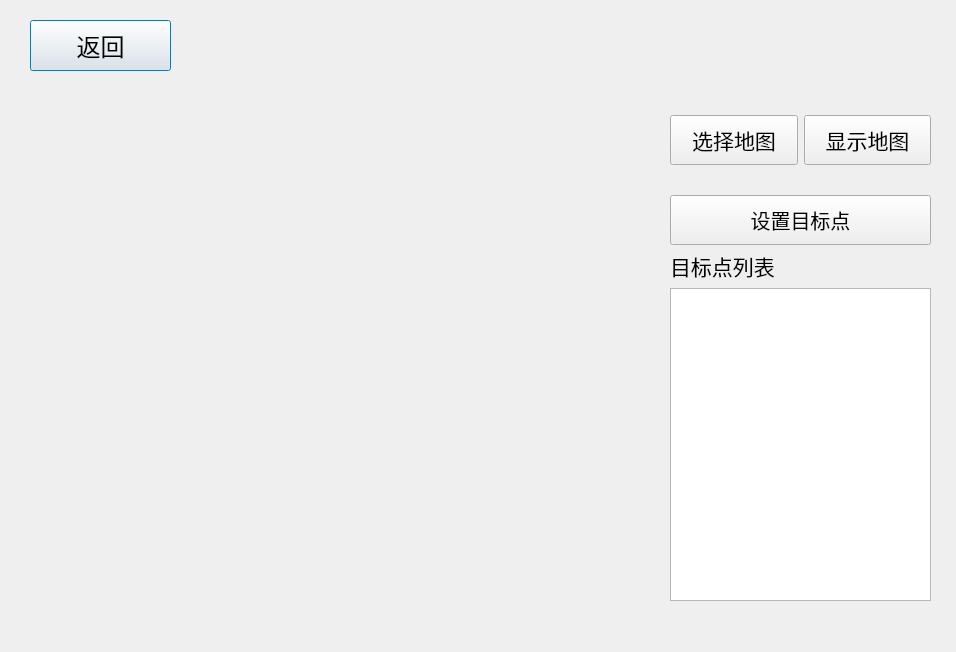
The window that robot2077/src/robot2077_ui/ui/navigation_dialog.ui (sebuaa2020/Team208) describes before a commit, drawn with Qt 5.
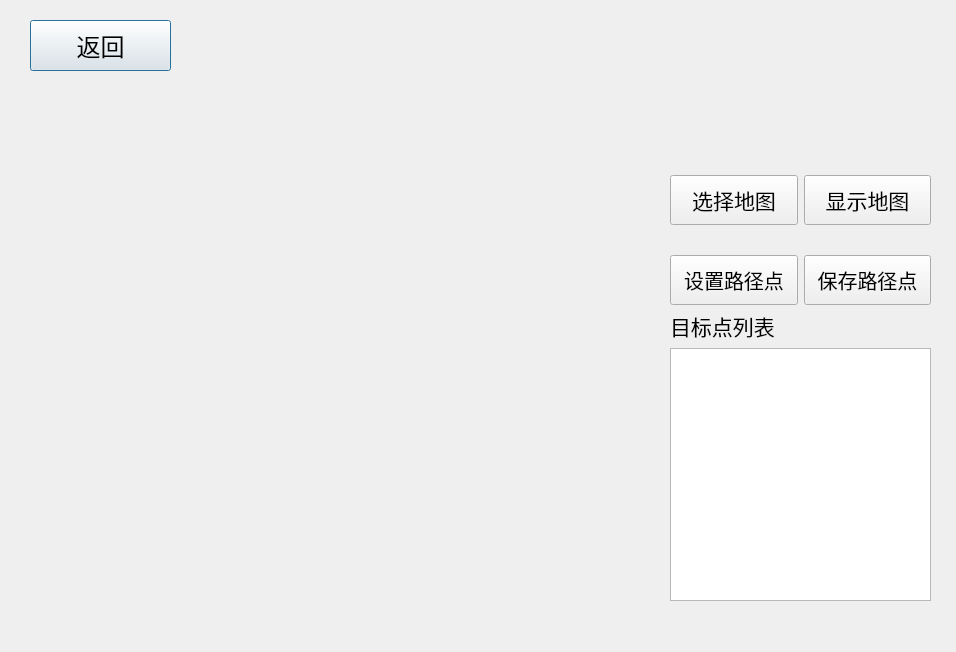
The same window after the commit.

Commit message: UI 目标检测部分完成

Patch:
```diff
--- a/robot2077/src/robot2077_ui/ui/navigation_dialog.ui
+++ b/robot2077/src/robot2077_ui/ui/navigation_dialog.ui
@@ -46,9 +46,9 @@
    <property name="geometry">
     <rect>
      <x>670</x>
-     <y>250</y>
+     <y>310</y>
      <width>261</width>
-     <height>351</height>
+     <height>291</height>
     </rect>
    </property>
    <layout class="QVBoxLayout" name="verticalLayout">
@@ -65,7 +65,7 @@
      </widget>
     </item>
     <item>
-     <widget class="QListView" name="listView"/>
+     <widget class="QListWidget" name="target_list_widget"/>
     </item>
    </layout>
   </widget>
@@ -73,7 +73,7 @@
    <property name="geometry">
     <rect>
      <x>670</x>
-     <y>190</y>
+     <y>250</y>
      <width>261</width>
      <height>61</height>
     </rect>
@@ -93,7 +93,25 @@
        </font>
       </property>
       <property name="text">
-       <string>设置目标点</string>
+       <string>设置路径点</string>
+      </property>
+     </widget>
+    </item>
+    <item>
+     <widget class="QPushButton" name="save_goal_btn">
+      <property name="minimumSize">
+       <size>
+        <width>0</width>
+        <height>50</height>
+       </size>
+      </property>
+      <property name="font">
+       <font>
+        <pointsize>15</pointsize>
+       </font>
+      </property>
+      <property name="text">
+       <string>保存路径点</string>
       </property>
      </widget>
     </item>
@@ -103,7 +121,7 @@
    <property name="geometry">
     <rect>
      <x>670</x>
-     <y>100</y>
+     <y>160</y>
      <width>261</width>
      <height>81</height>
     </rect>
@@ -147,6 +165,30 @@
     </item>
    </layout>
   </widget>
+  <widget class="QWidget" name="verticalLayoutWidget_2">
+   <property name="geometry">
+    <rect>
+     <x>669</x>
+     <y>99</y>
+     <width>261</width>
+     <height>61</height>
+    </rect>
+   </property>
+   <layout class="QVBoxLayout" name="verticalLayout_2">
+    <item>
+     <widget class="QLabel" name="map_name">
+      <property name="font">
+       <font>
+        <pointsize>18</pointsize>
+       </font>
+      </property>
+      <property name="text">
+       <string/>
+      </property>
+     </widget>
+    </item>
+   </layout>
+  </widget>
  </widget>
  <resources/>
  <connections/>
```
The commit also changes 14 other files.
